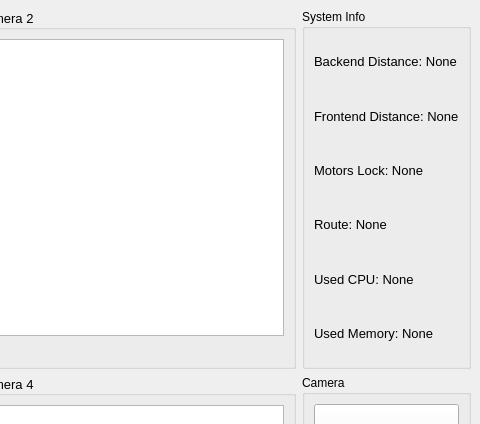
Before: the Qt Designer form prototip1/main_window_v1.ui in selmanterzioglu/kiz-bocegi-tika, drawn with Qt 5; both pictures show x 884 to 1364 and y 0 to 424 of the 1364 by 766 pixel window.
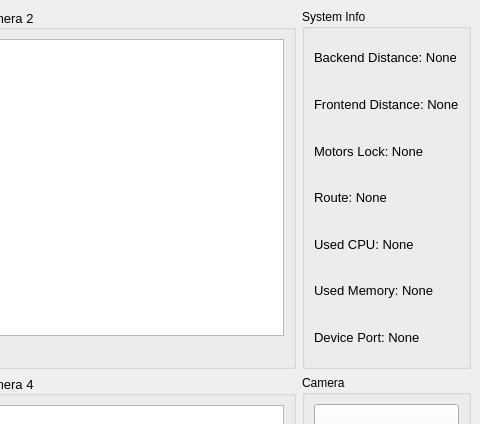
After: the same form once the commit is applied. Custom widgets are drawn as their Qt base class.

Commit message: added device port label

What changed in the file:
```diff
--- a/prototip1/main_window_v1.ui
+++ b/prototip1/main_window_v1.ui
@@ -325,6 +325,18 @@
          </property>
         </widget>
        </item>
+       <item row="6" column="0">
+        <widget class="QLabel" name="label_device_port">
+         <property name="font">
+          <font>
+           <pointsize>10</pointsize>
+          </font>
+         </property>
+         <property name="text">
+          <string>Device Port: None</string>
+         </property>
+        </widget>
+       </item>
       </layout>
      </widget>
     </item>
```
Left out of the diff: 2 changed lines with no effect on the pictures. The commit also changes 1 other file.
